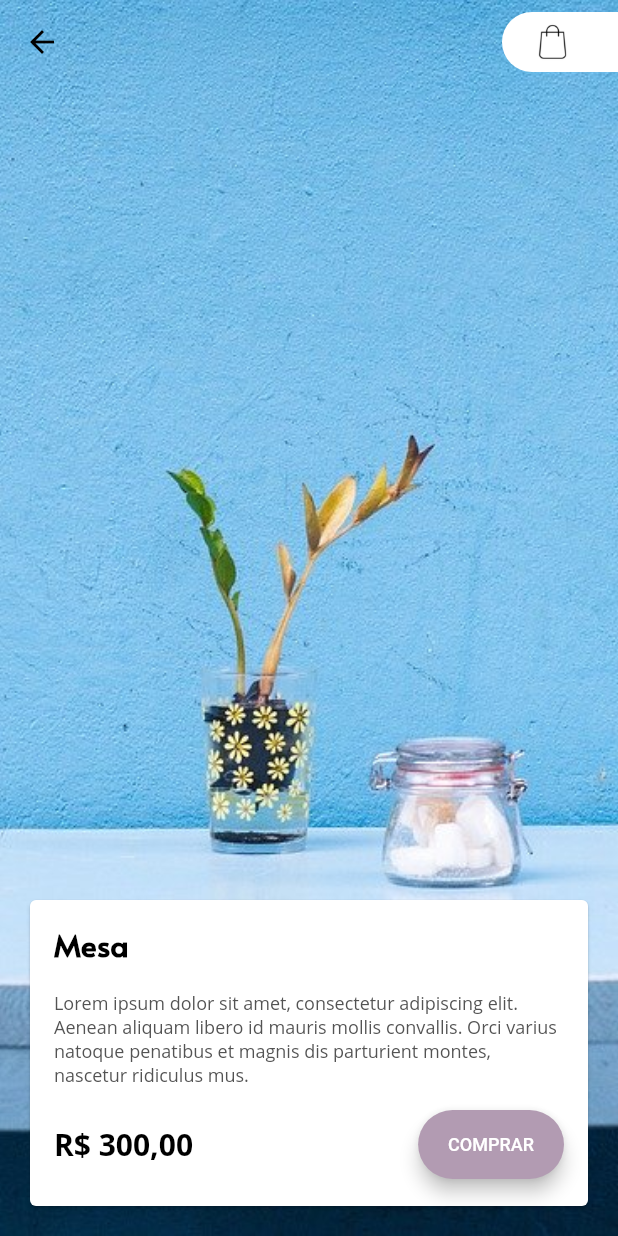
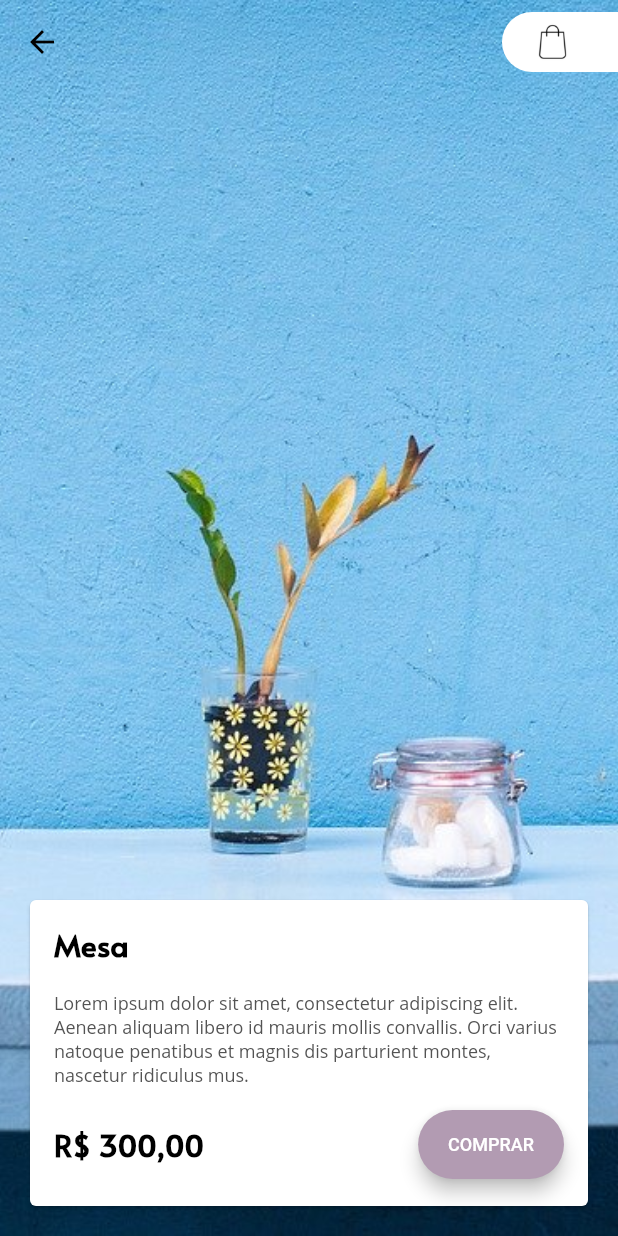
Before and after one commit to mm44m6/shopping-app-alura, a Flutter app: the screen it shows after launch, after a tap on "Mesa", on a phone screen of 412 x 824 dp. Run offline on Flutter 3.47's test engine with Material 2 defaults, Android fonts, the phone set to English and light mode, and no system bars.

Commit message:
changed themedata

```diff
--- a/lib/main.dart
+++ b/lib/main.dart
@@ -30,15 +30,16 @@ class MyApp extends StatelessWidget {
           accentColor: PaletaCores().lilas,
 
           textTheme: TextTheme(
-            bodyText1: TextStyle(fontSize: 16, fontWeight: FontWeight.bold, color: Colors.black),
-            bodyText2: TextStyle(fontSize: 12.0, fontFamily: 'Open Sans', color: PaletaCores().cinzaEscuro),
+
+            body2: TextStyle(fontSize: 16, fontWeight: FontWeight.bold, color: Colors.black),
+            body1: TextStyle(fontSize: 12.0, fontFamily: 'Open Sans', color: PaletaCores().cinzaEscuro),
             button: TextStyle(color: Colors.white, fontSize: 12),
-            headline1: TextStyle(fontFamily: 'Open Sans', fontSize: 16),
-            headline2: TextStyle(fontFamily: 'Open Sans', color: Colors.black, fontSize: 18, fontWeight: FontWeight.w600),
-            headline3: TextStyle(fontSize: 20.0, fontFamily: 'Alata', fontWeight: FontWeight.bold, color: Colors.black),
-            headline4: TextStyle(fontSize: 20.0, fontFamily: 'Open Sans', fontWeight: FontWeight.bold, color: Colors.black),
-            headline5: TextStyle(fontSize: 14, color: Colors.black),
-            headline6: TextStyle(fontFamily: 'Alata', color: Colors.white, fontSize: 16),
+            display1: TextStyle(fontFamily: 'Open Sans', fontSize: 16),
+            display2: TextStyle(fontFamily: 'Open Sans', color: Colors.black, fontSize: 18, fontWeight: FontWeight.w600),
+            display3: TextStyle(fontSize: 14, color: Colors.black),
+            display4: TextStyle(fontFamily: 'Alata', color: Colors.white, fontSize: 16),
+            title: TextStyle(fontSize: 20.0, fontFamily: 'Alata', fontWeight: FontWeight.bold, color: Colors.black),
+            headline: TextStyle(fontSize: 20.0, fontFamily: 'Open Sans', fontWeight: FontWeight.bold, color: Colors.black),
           )
         ),
     );
@@ -112,7 +113,7 @@ class Inicio extends StatelessWidget {
                 child: Divider(color: PaletaCores().cinzaEscuro),
               )
             ),
-            Text("Produtos", style: Theme.of(context).textTheme.headline1),
+            Text("Produtos", style: Theme.of(context).textTheme.display1),
             Expanded(
               child: Container(
                 margin: EdgeInsets.only(left: 20.0, right: 30.0),
--- a/lib/widgets/appbar.dart
+++ b/lib/widgets/appbar.dart
@@ -14,7 +14,7 @@ AppBarCustomizada({this.titulo, this.ehPaginaCarrinho});
 @override
   Widget build(BuildContext context) {
     return AppBar(
-      title: Text(titulo, style: Theme.of(context).textTheme.headline2),
+      title: Text(titulo, style: Theme.of(context).textTheme.headline),
       titleSpacing: 0.0,
       centerTitle: true,
       backgroundColor: Colors.transparent,
--- a/lib/widgets/barra_inferior_carrinho.dart
+++ b/lib/widgets/barra_inferior_carrinho.dart
@@ -28,7 +28,7 @@ class BarraInferiorCarrinho extends StatelessWidget {
   }
 
   Widget _construirTextoBarraInferiorCarrinho(String texto, BuildContext contexto) {
-    return Text(texto, style: Theme.of(contexto).textTheme.bodyText1);
+    return Text(texto, style: Theme.of(contexto).textTheme.body1);
   }
 
 }
--- a/lib/widgets/card_detalhes.dart
+++ b/lib/widgets/card_detalhes.dart
@@ -41,19 +41,19 @@ class CardDetalhes extends StatelessWidget {
   _construirTituloDetalhes(String titulo, BuildContext contexto) {
     return Container(
       margin: EdgeInsets.only(left: 16, right: 16, top: 16, bottom: 8),
-      child: Text(titulo, style: Theme.of(contexto).textTheme.headline3)
+      child: Text(titulo, style: Theme.of(contexto).textTheme.title)
     );
   }
 
   _construirDescricaoDetalhes(String descricao, BuildContext contexto) {
     return Container(
       margin: EdgeInsets.only(left: 16, right: 16, top: 8, bottom: 8),
-      child: Text(descricao, style: Theme.of(contexto).textTheme.bodyText2)
+      child: Text(descricao)
       );
   }
 
   _construirPrecoDetalhes(String preco, BuildContext contexto) {
-    return Text(preco, style: Theme.of(contexto).textTheme.headline4);
+    return Text(preco, style: Theme.of(contexto).textTheme.title);
   }
 
   _construirBotaoComprarDetalhes(BuildContext contexto) {
--- a/lib/widgets/card_produto_carrinho.dart
+++ b/lib/widgets/card_produto_carrinho.dart
@@ -75,11 +75,11 @@ class CardProdutoCarrinho extends StatelessWidget {
   }
 
   Widget _construirTituloMovelCarrinho(String titulo, BuildContext contexto) {
-    return Text(titulo, style: Theme.of(contexto).textTheme.headline2);
+    return Text(titulo, style: Theme.of(contexto).textTheme.display2);
   }
 
   Widget _construirPrecoIndividualCarrinho(String precoIndividual, BuildContext contexto) {
-    return Text(precoIndividual, style: Theme.of(contexto).textTheme.headline5);
+    return Text(precoIndividual, style: Theme.of(contexto).textTheme.display3);
   }
 
   Widget _construirLinhaQuantidadeCarrinho(
@@ -91,7 +91,7 @@ class CardProdutoCarrinho extends StatelessWidget {
     return Row(
       children: [
         _construirBotoesLinhaQuantidadeCarrinho(funcaoAumentarQuantidade, Icons.add),
-        Text(quantidade, style: Theme.of(contexto).textTheme.bodyText2),
+        Text(quantidade, style: Theme.of(contexto).textTheme.body2),
         _construirBotoesLinhaQuantidadeCarrinho(funcaoDiminuirQuantidade, Icons.remove)
       ]
     );
--- a/lib/widgets/elemento_grid_produtos.dart
+++ b/lib/widgets/elemento_grid_produtos.dart
@@ -72,7 +72,7 @@ class ElementoGridProdutos extends StatelessWidget {
   Widget _construirTextoElementoGridProdutos(String texto, BuildContext contexto) {
     return Positioned(
       bottom: 10,
-      child: Text(texto, style: Theme.of(contexto).textTheme.headline6)
+      child: Text(texto, style: Theme.of(contexto).textTheme.display4)
     );
   }
 
```
